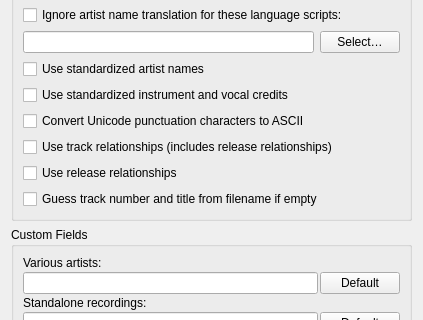
The window that ui/options_metadata.ui (metabrainz/picard) describes before a commit, drawn with Qt 5; both pictures show x 0 to 423 and y 89 to 409 of the 423 by 553 pixel window.
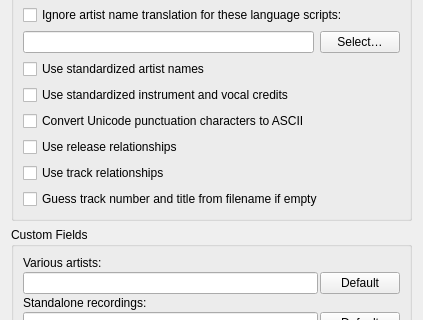
The same window after the commit.

Commit message:
Revert "Update metadata option screen to clarify relationship selections"
This reverts commit 4f40749aa6ace32d18a8cc04649d23b1e0c91c7e.

```diff
--- a/ui/options_metadata.ui
+++ b/ui/options_metadata.ui
@@ -109,13 +109,6 @@
         </property>
        </widget>
       </item>
-      <item>
-       <widget class="QCheckBox" name="track_ars">
-        <property name="text">
-         <string>Use track relationships (includes release relationships)</string>
-        </property>
-       </widget>
-      </item>
       <item>
        <widget class="QCheckBox" name="release_ars">
         <property name="text">
@@ -123,6 +116,13 @@
         </property>
        </widget>
       </item>
+      <item>
+       <widget class="QCheckBox" name="track_ars">
+        <property name="text">
+         <string>Use track relationships</string>
+        </property>
+       </widget>
+      </item>
       <item>
        <widget class="QCheckBox" name="guess_tracknumber_and_title">
         <property name="text">
```
Left out of the diff: 2 changed lines with no effect on the pictures. The commit also changes 2 other files.
